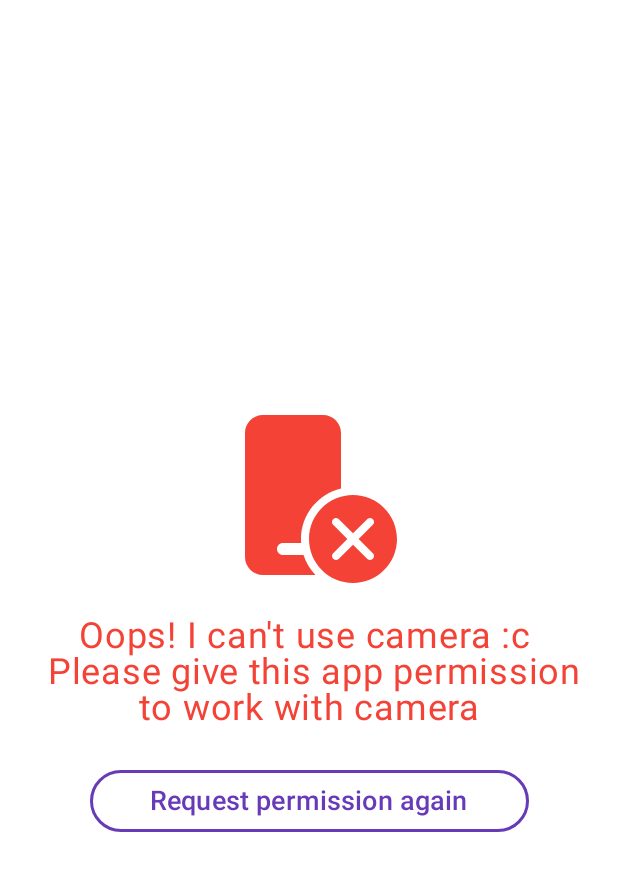
After one commit to Knurenko/whats-that-app, an Android app built with Jetpack Compose: the composable PermissionNotGrantedScreen shown on its own in the app's theme, on a phone screen of 412 x 824 dp. The commit adds this screen. Shown: the top 871 px of the screen. Run offline under Robolectric (Android 15) with nearby library versions, the phone set to English and light mode, and no system bars.

Commit message:
Permission check

```diff
--- a/app/src/main/AndroidManifest.xml
+++ b/app/src/main/AndroidManifest.xml
@@ -1,6 +1,11 @@
 <?xml version="1.0" encoding="utf-8"?>
 <manifest xmlns:android="http://schemas.android.com/apk/res/android"
     xmlns:tools="http://schemas.android.com/tools">
+
+    <uses-feature
+        android:name="android.hardware.camera"
+        android:required="true" />
+    <uses-permission android:name="android.permission.CAMERA" />
 
     <application
         android:name=".app.WhatsThatApp"
--- /dev/null
+++ b/app/src/main/java/com/knurenko/whatsthat/presentation/ui/compose/screens/permissionCheck/PermissionNotGrantedScreen.kt
@@ -0,0 +1,83 @@
+package com.knurenko.whatsthat.presentation.ui.compose.screens.permissionCheck
+
+import android.content.res.Configuration.UI_MODE_NIGHT_YES
+import androidx.compose.foundation.BorderStroke
+import androidx.compose.foundation.background
+import androidx.compose.foundation.layout.Box
+import androidx.compose.foundation.layout.Column
+import androidx.compose.foundation.layout.fillMaxSize
+import androidx.compose.foundation.layout.padding
+import androidx.compose.foundation.layout.size
+import androidx.compose.material3.Icon
+import androidx.compose.material3.OutlinedButton
+import androidx.compose.material3.Text
+import androidx.compose.runtime.Composable
+import androidx.compose.ui.Alignment
+import androidx.compose.ui.Alignment.Companion.CenterHorizontally
+import androidx.compose.ui.Modifier
+import androidx.compose.ui.res.painterResource
+import androidx.compose.ui.res.stringResource
+import androidx.compose.ui.text.style.TextAlign
+import androidx.compose.ui.tooling.preview.Preview
+import androidx.compose.ui.unit.dp
+import androidx.compose.ui.unit.sp
+import com.knurenko.whatsthat.R
+import com.knurenko.whatsthat.presentation.ui.theme.AppTheme
+
+/**
+ * @author Knurenko Bogdan 31.08.2023
+ */
+
+@Composable
+fun PermissionNotGrantedScreen(onRequestRetryClick: () -> Unit = {}) {
+    Box(
+        modifier = Modifier
+            .fillMaxSize()
+            .background(color = AppTheme.colors.background)
+    ) {
+        Column(
+            modifier = Modifier
+                .align(Alignment.Center)
+                .padding(16.dp)
+        ) {
+            Icon(
+                modifier = Modifier
+                    .size(128.dp)
+                    .align(CenterHorizontally),
+                painter = painterResource(id = R.drawable.ic_permission_error),
+                contentDescription = "permission not granted error icon",
+                tint = AppTheme.colors.error
+            )
+
+            Text(
+                modifier = Modifier.padding(top = 16.dp),
+                text = stringResource(id = R.string.permission_not_granted_error),
+                color = AppTheme.colors.error,
+                fontSize = 24.sp,
+                textAlign = TextAlign.Center
+            )
+
+            OutlinedButton(
+                modifier = Modifier
+                    .align(CenterHorizontally)
+                    .padding(top = 24.dp),
+                onClick = onRequestRetryClick,
+                border = BorderStroke(width = 2.dp, color = AppTheme.colors.accent)
+            ) {
+                Text(
+                    modifier = Modifier.padding(vertical = 2.dp, horizontal = 16.dp),
+                    text = stringResource(R.string.permission_request_again),
+                    color = AppTheme.colors.accent,
+                    fontSize = 18.sp,
+                )
+            }
+        }
+    }
+}
+
+@Preview(name = "light")
+@Preview(name = "dark", uiMode = UI_MODE_NIGHT_YES)
+@Composable
+private fun Preview() = AppTheme {
+    PermissionNotGrantedScreen()
+}
--- /dev/null
+++ b/app/src/main/res/drawable/ic_permission_error.xml
@@ -0,0 +1,14 @@
+<vector xmlns:android="http://schemas.android.com/apk/res/android"
+    xmlns:tools="http://schemas.android.com/tools"
+    android:width="24dp"
+    android:height="24dp"
+    android:viewportWidth="24"
+    android:viewportHeight="24">
+    <path
+        android:fillColor="#000000"
+        android:fillType="nonZero"
+        android:pathData="M17.5,12C20.538,12 23,14.462 23,17.5C23,20.538 20.538,23 17.5,23C14.462,23 12,20.538 12,17.5C12,14.462 14.462,12 17.5,12ZM13.75,2C14.993,2 16,3.007 16,4.25L16,11.174C13.133,11.851 11,14.426 11,17.5C11,17.668 11.006,17.835 11.019,18L8.75,18C8.336,18 8,18.336 8,18.75C8,19.13 8.282,19.443 8.648,19.493L8.75,19.5L11.25,19.5L11.312,19.496C11.618,20.445 12.136,21.299 12.81,22.001L6.25,22C5.007,22 4,20.993 4,19.75L4,4.25C4,3.007 5.007,2 6.25,2L13.75,2ZM15.093,14.966L15.024,15.024L14.966,15.093C14.848,15.264 14.848,15.491 14.966,15.662L15.024,15.731L16.793,17.501L15.026,19.267L14.969,19.337C14.85,19.507 14.85,19.735 14.969,19.905L15.026,19.975L15.096,20.032C15.266,20.151 15.494,20.151 15.664,20.032L15.733,19.975L17.5,18.208L19.269,19.977L19.339,20.035C19.509,20.153 19.737,20.153 19.907,20.035L19.977,19.977L20.034,19.908C20.152,19.737 20.152,19.509 20.034,19.339L19.977,19.27L18.207,17.501L19.979,15.731L20.037,15.662C20.155,15.492 20.155,15.264 20.037,15.093L19.979,15.024L19.91,14.966C19.74,14.848 19.512,14.848 19.341,14.966L19.272,15.024L17.5,16.794L15.731,15.024L15.662,14.966C15.516,14.865 15.327,14.851 15.169,14.923L15.093,14.966L15.093,14.966Z"
+        android:strokeWidth="1"
+        android:strokeColor="#00000000"
+        tools:ignore="VectorPath" />
+</vector>
--- a/app/src/main/res/values/strings.xml
+++ b/app/src/main/res/values/strings.xml
@@ -1,3 +1,7 @@
 <resources>
     <string name="app_name">Whats that</string>
+
+    <string name="permission_not_granted_error">Oops! I can\'t use camera :c \n Please give this app permission to work with camera</string>
+    <string name="permission_not_available_error">Oops! Seems like it is not possible to run this app</string>
+    <string name="permission_request_again">Request permission again</string>
 </resources>
```
Also changed, not shown: app/src/main/java/com/knurenko/whatsthat/presentation/ui/compose/screens/permissionCheck/PermissionCheckScreen.kt (added, +32 -0 lines), app/src/main/java/com/knurenko/whatsthat/presentation/ui/compose/screens/permissionCheck/PermissionNotAvailableScreen.kt (added, +64 -0 lines), app/src/main/res/drawable/ic_error_unexpected.xml (added, +11 -0 lines).
